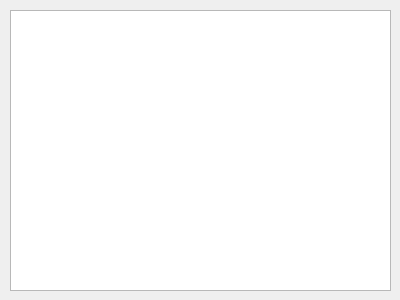
Fredy/Tree-Viewer, file treeViewer/mainWindow.ui: the form before one commit.
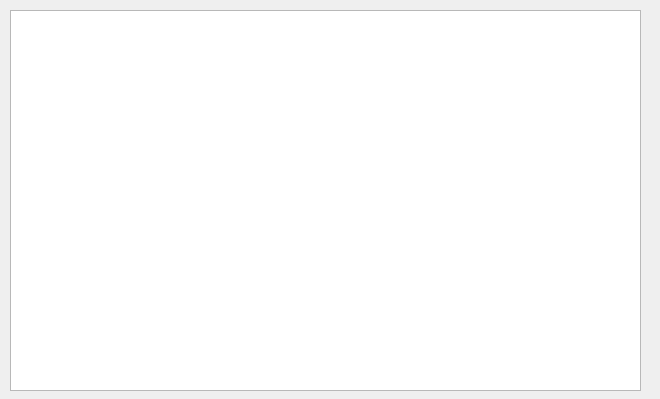
The form after the commit.

The edit to the form file:
```diff
--- a/treeViewer/mainWindow.ui
+++ b/treeViewer/mainWindow.ui
@@ -6,8 +6,8 @@
    <rect>
     <x>0</x>
     <y>0</y>
-    <width>400</width>
-    <height>300</height>
+    <width>660</width>
+    <height>399</height>
    </rect>
   </property>
   <property name="windowTitle">
@@ -19,8 +19,8 @@
      <rect>
       <x>10</x>
       <y>10</y>
-      <width>381</width>
-      <height>281</height>
+      <width>631</width>
+      <height>381</height>
      </rect>
     </property>
     <property name="autoFillBackground">
```
Left out of the diff: 3 changed lines with no effect on the pictures.
